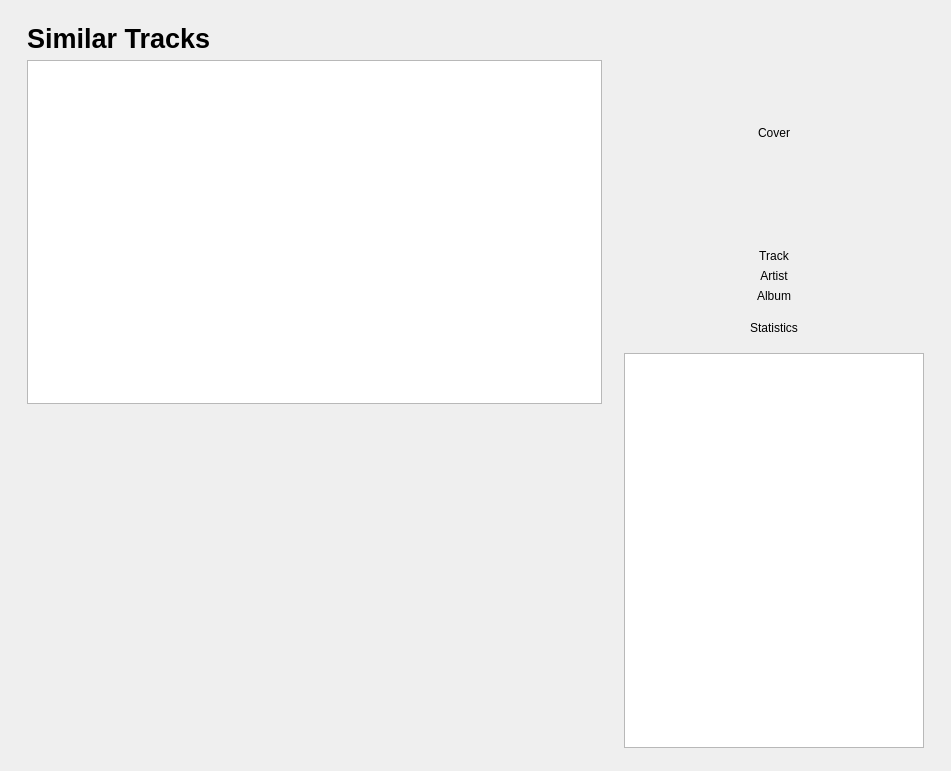
First picture: the form in src/libtomahawk/widgets/infowidgets/TrackInfoWidget.ui, repository tomahawk-player/tomahawk, before the edit.
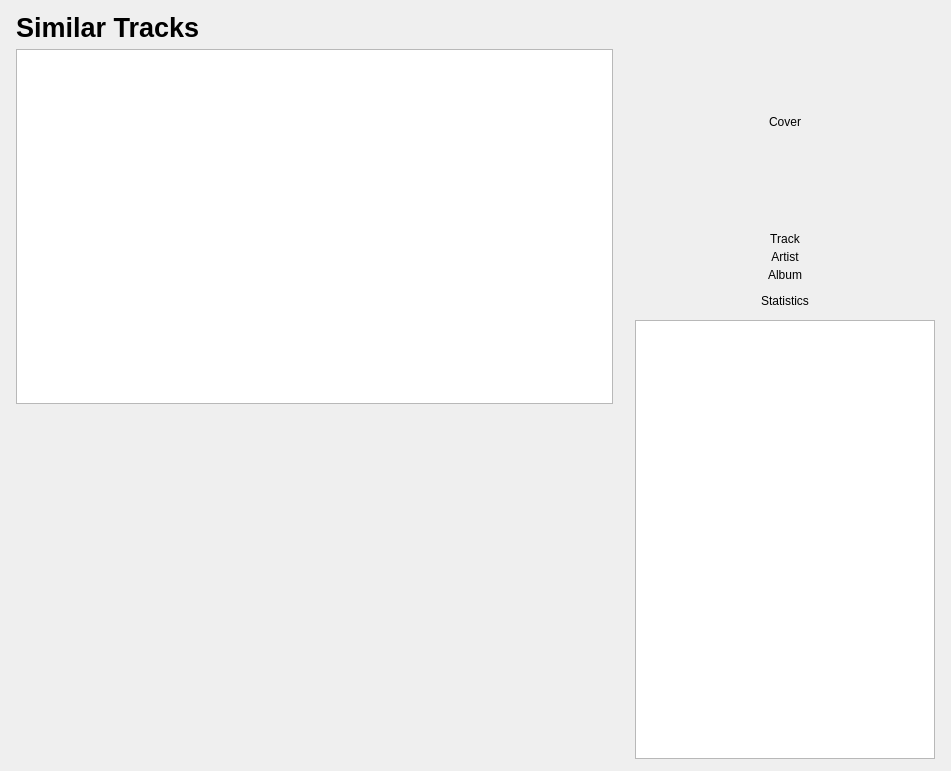
Second picture: the form after the edit. Custom widgets are drawn as their Qt base class.

Commit message: * Have a different color for the info sidebar on track pages.

```diff
--- a/src/libtomahawk/widgets/infowidgets/TrackInfoWidget.ui
+++ b/src/libtomahawk/widgets/infowidgets/TrackInfoWidget.ui
@@ -14,22 +14,37 @@
    <string>Form</string>
   </property>
   <layout class="QVBoxLayout" name="verticalLayout_4">
+   <property name="margin">
+    <number>0</number>
+   </property>
    <item>
     <layout class="QHBoxLayout" name="horizontalLayout_3">
      <property name="leftMargin">
       <number>16</number>
      </property>
      <property name="topMargin">
-      <number>12</number>
+      <number>0</number>
      </property>
      <property name="rightMargin">
-      <number>16</number>
+      <number>0</number>
      </property>
      <property name="bottomMargin">
-      <number>12</number>
+      <number>0</number>
      </property>
      <item>
       <layout class="QVBoxLayout" name="verticalLayout_3">
+       <property name="leftMargin">
+        <number>0</number>
+       </property>
+       <property name="topMargin">
+        <number>12</number>
+       </property>
+       <property name="rightMargin">
+        <number>0</number>
+       </property>
+       <property name="bottomMargin">
+        <number>12</number>
+       </property>
        <item>
         <widget class="QLabel" name="label">
          <property name="font">
@@ -75,9 +90,36 @@
      </item>
      <item>
       <layout class="QVBoxLayout" name="verticalLayout_2">
+       <property name="spacing">
+        <number>4</number>
+       </property>
+       <property name="margin">
+        <number>0</number>
+       </property>
+       <item>
+        <widget class="QWidget" name="rightBar" native="true">
+         <property name="minimumSize">
+          <size>
+           <width>300</width>
+           <height>300</height>
+          </size>
+         </property>
+         <layout class="QVBoxLayout" name="verticalLayout_5">
+          <property name="spacing">
+           <number>0</number>
+          </property>
        <property name="leftMargin">
         <number>16</number>
        </property>
+          <property name="topMargin">
+           <number>12</number>
+          </property>
+          <property name="rightMargin">
+           <number>16</number>
+          </property>
+          <property name="bottomMargin">
+           <number>12</number>
+          </property>
        <item>
         <widget class="QLabel" name="cover">
          <property name="sizePolicy">
@@ -102,6 +144,12 @@
        </item>
        <item>
         <layout class="QVBoxLayout" name="verticalLayout">
+            <property name="spacing">
+             <number>4</number>
+            </property>
+            <property name="margin">
+             <number>0</number>
+            </property>
          <item>
           <widget class="QLabel" name="trackLabel">
            <property name="text">
@@ -114,6 +162,12 @@
          </item>
          <item>
           <layout class="QHBoxLayout" name="horizontalLayout">
+              <property name="spacing">
+               <number>4</number>
+              </property>
+              <property name="margin">
+               <number>0</number>
+              </property>
            <item>
             <widget class="QueryLabel" name="artistLabel">
              <property name="text">
@@ -128,6 +182,12 @@
          </item>
          <item>
           <layout class="QHBoxLayout" name="horizontalLayout_2">
+              <property name="spacing">
+               <number>4</number>
+              </property>
+              <property name="margin">
+               <number>0</number>
+              </property>
            <item>
             <widget class="QueryLabel" name="albumLabel">
              <property name="text">
@@ -201,6 +261,9 @@
          <property name="openLinks">
           <bool>false</bool>
          </property>
+           </widget>
+          </item>
+         </layout>
         </widget>
        </item>
       </layout>
```
Lines whose indentation alone changed are shown as unchanged. The commit also changes 1 other file.
